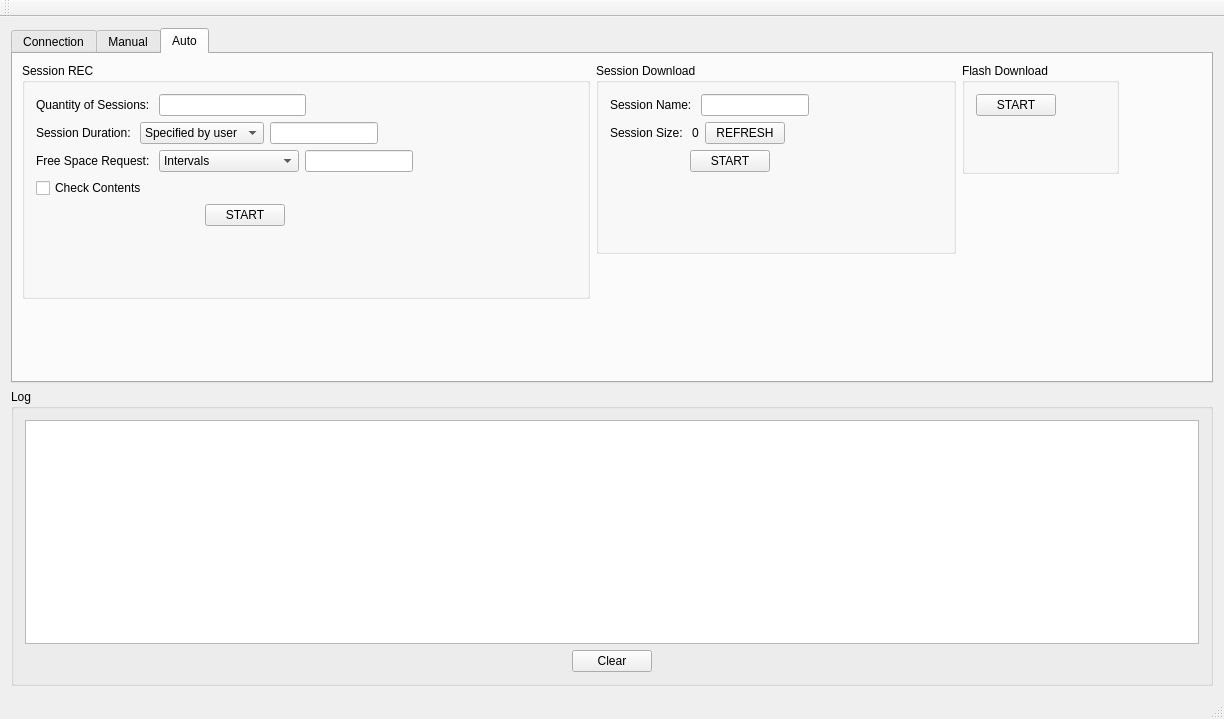
This is MGPS/MGPS_client/mainwindow.ui in maxigros/common as Qt 5 draws it before an edit. The edited form follows.
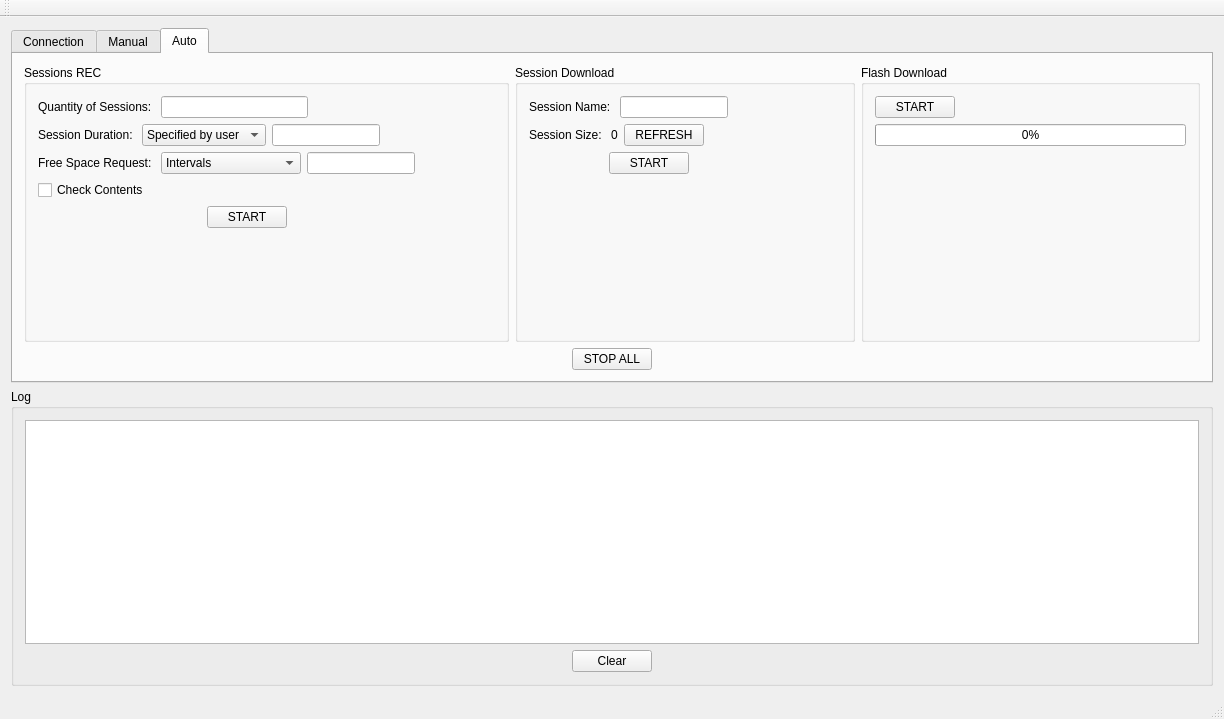
This is the edited form.

What changed in the file:
```diff
--- a/MGPS/MGPS_client/mainwindow.ui
+++ b/MGPS/MGPS_client/mainwindow.ui
@@ -675,212 +675,13 @@
        <attribute name="title">
         <string>Auto</string>
        </attribute>
-       <widget class="QGroupBox" name="groupBox_6">
-        <property name="geometry">
-         <rect>
-          <x>949</x>
-          <y>9</y>
-          <width>157</width>
-          <height>111</height>
-         </rect>
-        </property>
-        <property name="title">
-         <string>Flash Download</string>
-        </property>
-        <layout class="QGridLayout" name="gridLayout_5">
-         <item row="0" column="0">
-          <widget class="QPushButton" name="button_flash_download_start">
-           <property name="text">
-            <string>START</string>
-           </property>
-          </widget>
-         </item>
-         <item row="0" column="1">
-          <spacer name="horizontalSpacer_25">
-           <property name="orientation">
-            <enum>Qt::Horizontal</enum>
-           </property>
-           <property name="sizeHint" stdset="0">
-            <size>
-             <width>40</width>
-             <height>20</height>
-            </size>
-           </property>
-          </spacer>
-         </item>
-         <item row="1" column="0">
-          <spacer name="verticalSpacer_8">
-           <property name="orientation">
-            <enum>Qt::Vertical</enum>
-           </property>
-           <property name="sizeHint" stdset="0">
-            <size>
-             <width>20</width>
-             <height>40</height>
-            </size>
-           </property>
-          </spacer>
-         </item>
-        </layout>
-       </widget>
-       <widget class="QGroupBox" name="groupBox_5">
-        <property name="geometry">
-         <rect>
-          <x>583</x>
-          <y>9</y>
-          <width>360</width>
-          <height>191</height>
-         </rect>
-        </property>
-        <property name="title">
-         <string>Session Download</string>
-        </property>
-        <layout class="QHBoxLayout" name="horizontalLayout_20">
+       <layout class="QVBoxLayout" name="verticalLayout_11">
          <item>
-          <layout class="QVBoxLayout" name="verticalLayout_8">
+         <layout class="QHBoxLayout" name="horizontalLayout_25">
            <item>
-            <layout class="QHBoxLayout" name="horizontalLayout_17">
-             <item>
-              <widget class="QLabel" name="label_25">
-               <property name="text">
-                <string>Session Name: </string>
-               </property>
-              </widget>
-             </item>
-             <item>
-              <widget class="QLineEdit" name="lineEdit_8"/>
-             </item>
-             <item>
-              <spacer name="horizontalSpacer_20">
-               <property name="orientation">
-                <enum>Qt::Horizontal</enum>
-               </property>
-               <property name="sizeHint" stdset="0">
-                <size>
-                 <width>40</width>
-                 <height>20</height>
-                </size>
-               </property>
-              </spacer>
-             </item>
-            </layout>
-           </item>
-           <item>
-            <layout class="QHBoxLayout" name="horizontalLayout_18">
-             <item>
-              <widget class="QLabel" name="label_26">
-               <property name="text">
-                <string>Session Size: </string>
-               </property>
-              </widget>
-             </item>
-             <item>
-              <widget class="QLabel" name="label_27">
-               <property name="text">
-                <string>0</string>
-               </property>
-              </widget>
-             </item>
-             <item>
-              <widget class="QPushButton" name="button_session_size_refresh">
-               <property name="text">
-                <string>REFRESH</string>
-               </property>
-              </widget>
-             </item>
-             <item>
-              <spacer name="horizontalSpacer_21">
-               <property name="orientation">
-                <enum>Qt::Horizontal</enum>
-               </property>
-               <property name="sizeHint" stdset="0">
-                <size>
-                 <width>40</width>
-                 <height>20</height>
-                </size>
-               </property>
-              </spacer>
-             </item>
-            </layout>
-           </item>
-           <item>
-            <layout class="QHBoxLayout" name="horizontalLayout_19">
-             <item>
-              <spacer name="horizontalSpacer_22">
-               <property name="orientation">
-                <enum>Qt::Horizontal</enum>
-               </property>
-               <property name="sizeHint" stdset="0">
-                <size>
-                 <width>40</width>
-                 <height>20</height>
-                </size>
-               </property>
-              </spacer>
-             </item>
-             <item>
-              <widget class="QPushButton" name="button_session_download_start">
-               <property name="text">
-                <string>START</string>
-               </property>
-              </widget>
-             </item>
-             <item>
-              <spacer name="horizontalSpacer_23">
-               <property name="orientation">
-                <enum>Qt::Horizontal</enum>
-               </property>
-               <property name="sizeHint" stdset="0">
-                <size>
-                 <width>40</width>
-                 <height>20</height>
-                </size>
-               </property>
-              </spacer>
-             </item>
-            </layout>
-           </item>
-           <item>
-            <spacer name="verticalSpacer_7">
-             <property name="orientation">
-              <enum>Qt::Vertical</enum>
-             </property>
-             <property name="sizeHint" stdset="0">
-              <size>
-               <width>20</width>
-               <height>40</height>
-              </size>
-             </property>
-            </spacer>
-           </item>
-          </layout>
-         </item>
-         <item>
-          <spacer name="horizontalSpacer_24">
-           <property name="orientation">
-            <enum>Qt::Horizontal</enum>
-           </property>
-           <property name="sizeHint" stdset="0">
-            <size>
-             <width>40</width>
-             <height>20</height>
-            </size>
-           </property>
-          </spacer>
-         </item>
-        </layout>
-       </widget>
-       <widget class="QGroupBox" name="groupBox_4">
-        <property name="geometry">
-         <rect>
-          <x>9</x>
-          <y>9</y>
-          <width>568</width>
-          <height>236</height>
-         </rect>
-        </property>
+           <widget class="QGroupBox" name="groupBox_sessions_rec">
         <property name="title">
-         <string>Session REC</string>
+             <string>Sessions REC</string>
         </property>
         <layout class="QHBoxLayout" name="horizontalLayout_16">
          <item>
@@ -1085,6 +886,241 @@
          </item>
         </layout>
        </widget>
+          </item>
+          <item>
+           <widget class="QGroupBox" name="groupBox_session_download">
+            <property name="title">
+             <string>Session Download</string>
+            </property>
+            <layout class="QHBoxLayout" name="horizontalLayout_20">
+             <item>
+              <layout class="QVBoxLayout" name="verticalLayout_8">
+               <item>
+                <layout class="QHBoxLayout" name="horizontalLayout_17">
+                 <item>
+                  <widget class="QLabel" name="label_25">
+                   <property name="text">
+                    <string>Session Name: </string>
+                   </property>
+                  </widget>
+                 </item>
+                 <item>
+                  <widget class="QLineEdit" name="lineEdit_8"/>
+                 </item>
+                 <item>
+                  <spacer name="horizontalSpacer_20">
+                   <property name="orientation">
+                    <enum>Qt::Horizontal</enum>
+                   </property>
+                   <property name="sizeHint" stdset="0">
+                    <size>
+                     <width>40</width>
+                     <height>20</height>
+                    </size>
+                   </property>
+                  </spacer>
+                 </item>
+                </layout>
+               </item>
+               <item>
+                <layout class="QHBoxLayout" name="horizontalLayout_18">
+                 <item>
+                  <widget class="QLabel" name="label_26">
+                   <property name="text">
+                    <string>Session Size: </string>
+                   </property>
+                  </widget>
+                 </item>
+                 <item>
+                  <widget class="QLabel" name="label_27">
+                   <property name="text">
+                    <string>0</string>
+                   </property>
+                  </widget>
+                 </item>
+                 <item>
+                  <widget class="QPushButton" name="button_session_size_refresh">
+                   <property name="text">
+                    <string>REFRESH</string>
+                   </property>
+                  </widget>
+                 </item>
+                 <item>
+                  <spacer name="horizontalSpacer_21">
+                   <property name="orientation">
+                    <enum>Qt::Horizontal</enum>
+                   </property>
+                   <property name="sizeHint" stdset="0">
+                    <size>
+                     <width>40</width>
+                     <height>20</height>
+                    </size>
+                   </property>
+                  </spacer>
+                 </item>
+                </layout>
+               </item>
+               <item>
+                <layout class="QHBoxLayout" name="horizontalLayout_19">
+                 <item>
+                  <spacer name="horizontalSpacer_22">
+                   <property name="orientation">
+                    <enum>Qt::Horizontal</enum>
+                   </property>
+                   <property name="sizeHint" stdset="0">
+                    <size>
+                     <width>40</width>
+                     <height>20</height>
+                    </size>
+                   </property>
+                  </spacer>
+                 </item>
+                 <item>
+                  <widget class="QPushButton" name="button_session_download_start">
+                   <property name="text">
+                    <string>START</string>
+                   </property>
+                  </widget>
+                 </item>
+                 <item>
+                  <spacer name="horizontalSpacer_23">
+                   <property name="orientation">
+                    <enum>Qt::Horizontal</enum>
+                   </property>
+                   <property name="sizeHint" stdset="0">
+                    <size>
+                     <width>40</width>
+                     <height>20</height>
+                    </size>
+                   </property>
+                  </spacer>
+                 </item>
+                </layout>
+               </item>
+               <item>
+                <spacer name="verticalSpacer_7">
+                 <property name="orientation">
+                  <enum>Qt::Vertical</enum>
+                 </property>
+                 <property name="sizeHint" stdset="0">
+                  <size>
+                   <width>20</width>
+                   <height>40</height>
+                  </size>
+                 </property>
+                </spacer>
+               </item>
+              </layout>
+             </item>
+             <item>
+              <spacer name="horizontalSpacer_24">
+               <property name="orientation">
+                <enum>Qt::Horizontal</enum>
+               </property>
+               <property name="sizeHint" stdset="0">
+                <size>
+                 <width>40</width>
+                 <height>20</height>
+                </size>
+               </property>
+              </spacer>
+             </item>
+            </layout>
+           </widget>
+          </item>
+          <item>
+           <widget class="QGroupBox" name="groupBox_flash_download">
+            <property name="title">
+             <string>Flash Download</string>
+            </property>
+            <layout class="QVBoxLayout" name="verticalLayout_12">
+             <item>
+              <layout class="QHBoxLayout" name="horizontalLayout_27">
+               <item>
+                <widget class="QPushButton" name="button_flash_download_start">
+                 <property name="text">
+                  <string>START</string>
+                 </property>
+                </widget>
+               </item>
+               <item>
+                <spacer name="horizontalSpacer_25">
+                 <property name="orientation">
+                  <enum>Qt::Horizontal</enum>
+                 </property>
+                 <property name="sizeHint" stdset="0">
+                  <size>
+                   <width>40</width>
+                   <height>20</height>
+                  </size>
+                 </property>
+                </spacer>
+               </item>
+              </layout>
+             </item>
+             <item>
+              <widget class="QProgressBar" name="progressBar_flash_download">
+               <property name="value">
+                <number>0</number>
+               </property>
+              </widget>
+             </item>
+             <item>
+              <spacer name="verticalSpacer_8">
+               <property name="orientation">
+                <enum>Qt::Vertical</enum>
+               </property>
+               <property name="sizeHint" stdset="0">
+                <size>
+                 <width>20</width>
+                 <height>40</height>
+                </size>
+               </property>
+              </spacer>
+             </item>
+            </layout>
+           </widget>
+          </item>
+         </layout>
+        </item>
+        <item>
+         <layout class="QHBoxLayout" name="horizontalLayout_26">
+          <item>
+           <spacer name="horizontalSpacer_26">
+            <property name="orientation">
+             <enum>Qt::Horizontal</enum>
+            </property>
+            <property name="sizeHint" stdset="0">
+             <size>
+              <width>40</width>
+              <height>20</height>
+             </size>
+            </property>
+           </spacer>
+          </item>
+          <item>
+           <widget class="QPushButton" name="pushButton_auto_stop_all">
+            <property name="text">
+             <string>STOP ALL</string>
+            </property>
+           </widget>
+          </item>
+          <item>
+           <spacer name="horizontalSpacer_29">
+            <property name="orientation">
+             <enum>Qt::Horizontal</enum>
+            </property>
+            <property name="sizeHint" stdset="0">
+             <size>
+              <width>40</width>
+              <height>20</height>
+             </size>
+            </property>
+           </spacer>
+          </item>
+         </layout>
+        </item>
+       </layout>
       </widget>
      </widget>
     </item>
```
Left out of the diff: 16 changed lines with no effect on the pictures. Lines whose indentation alone changed are shown as unchanged.
